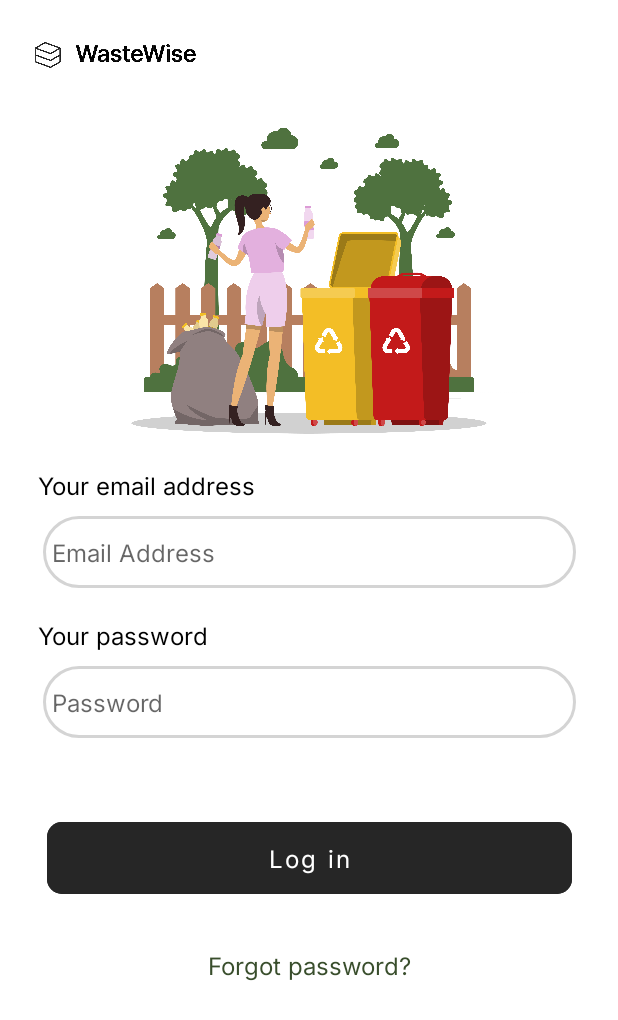
After one commit to tiffanycheung/WasteWiseApp, an Android app: the LoginActivity screen opened directly, with no data from a screen before it, on a phone screen of 412 x 824 dp. The commit adds this screen. Shown: the top 1020 px of the screen. Run offline under Robolectric (Android 15) with nearby library versions, the phone set to English and light mode, and no system bars.

Commit message:
Added login page

```diff
--- a/app/src/main/AndroidManifest.xml
+++ b/app/src/main/AndroidManifest.xml
@@ -9,6 +9,9 @@
         android:roundIcon="@mipmap/ic_launcher_round"
         android:supportsRtl="true"
         android:theme="@style/Theme.WasteWise">
+        <activity
+            android:name=".LoginActivity"
+            android:exported="true" />
         <activity
             android:name=".SignUpActivity"
             android:exported="true" />
--- /dev/null
+++ b/app/src/main/java/com/example/wastewise/LoginActivity.java
@@ -0,0 +1,56 @@
+package com.example.wastewise;
+
+import android.content.Intent;
+import android.os.Bundle;
+import android.text.TextUtils;
+import android.util.Patterns;
+import android.view.View;
+import android.widget.Button;
+import android.widget.EditText;
+import android.widget.TextView;
+
+import androidx.appcompat.app.AppCompatActivity;
+
+public class LoginActivity extends AppCompatActivity {
+
+    private EditText emailEditTxt, passwordEditTxt;
+    private TextView forgotPasswordTxt;
+    private Button loginBtn;
+
+    @Override
+    protected void onCreate(Bundle savedInstanceState) {
+        super.onCreate(savedInstanceState);
+        // hide action bar
+        getSupportActionBar().hide();
+        setContentView(R.layout.login);
+
+        // initialise widgets
+        loginBtn = findViewById(R.id.loginBtn);
+        emailEditTxt = findViewById(R.id.emailEditTxt);
+        passwordEditTxt = findViewById(R.id.passwordEditTxt);
+        forgotPasswordTxt = findViewById(R.id.forgotPasswordTxt);
+
+        // go to home page when button is clicked on
+        loginBtn.setOnClickListener(new View.OnClickListener() {
+            @Override
+            public void onClick(View view) {
+                //TODO: check user exists in firebase database, customise home page based on user
+
+            }
+        });
+
+        // TODO: forgot password functionality (but maybe we can put this on low priority)
+        forgotPasswordTxt.setOnClickListener(new View.OnClickListener() {
+            @Override
+            public void onClick(View view) {
+
+            }
+        });
+    }
+
+    private void login() {
+
+    }
+
+
+}
--- a/app/src/main/java/com/example/wastewise/MainActivity.java
+++ b/app/src/main/java/com/example/wastewise/MainActivity.java
@@ -7,7 +7,7 @@ import android.os.Bundle;
 import android.view.View;
 import android.widget.Button;
 
-// login page
+// title page
 public class MainActivity extends AppCompatActivity {
 
     @Override
@@ -19,6 +19,17 @@ public class MainActivity extends AppCompatActivity {
 
         // initialise widgets
         Button signUpBtn = findViewById(R.id.signUpBtn);
+        Button loginBtn = findViewById(R.id.loginBtn);
+
+        // go to login page when button is clicked on
+        loginBtn.setOnClickListener(new View.OnClickListener() {
+            @Override
+            public void onClick(View view) {
+                Intent intent = new Intent(MainActivity.this, LoginActivity.class);
+                startActivity(intent);
+                finish();
+            }
+        });
 
         // go to sign up page when button is clicked on
         signUpBtn.setOnClickListener(new View.OnClickListener() {
--- a/app/src/main/java/com/example/wastewise/QuestionnaireActivity.java
+++ b/app/src/main/java/com/example/wastewise/QuestionnaireActivity.java
@@ -9,6 +9,7 @@ import android.widget.EditText;
 
 import androidx.appcompat.app.AppCompatActivity;
 
+// user questionnaire page
 public class QuestionnaireActivity extends AppCompatActivity {
 
     private EditText fnameEditTxt, lnameEditTxt, dobEditTxt, postcodeEditTxt;
--- a/app/src/main/res/layout/activity_main.xml
+++ b/app/src/main/res/layout/activity_main.xml
@@ -22,13 +22,13 @@
     <TextView
         android:id="@+id/appDesc"
         android:layout_width="256dp"
-        android:layout_height="37dp"
+        android:layout_height="wrap_content"
         android:fontFamily="@font/inter"
         android:text="An integrated app to tackle waste management in Sydney councils"
         android:textAlignment="center"
         android:textColor="#000000"
-        android:textSize="14sp"
-        app:layout_constraintBottom_toTopOf="@+id/signUpBtn"
+        android:textSize="16sp"
+        app:layout_constraintBottom_toTopOf="@+id/loginBtn"
         app:layout_constraintHorizontal_bias="0.496"
         app:layout_constraintLeft_toLeftOf="parent"
         app:layout_constraintRight_toRightOf="parent"
@@ -59,7 +59,7 @@
         app:layout_constraintEnd_toEndOf="parent"
         app:layout_constraintStart_toStartOf="parent"
         app:layout_constraintTop_toTopOf="parent"
-        app:layout_constraintVertical_bias="0.37"
+        app:layout_constraintVertical_bias="0.26"
         app:srcCompat="@drawable/plastic_garbage_bag_isolated_icon_free_vector" />
 
     <ImageView
@@ -91,4 +91,19 @@
         app:layout_constraintStart_toStartOf="parent"
         app:srcCompat="@drawable/ellipse_220" />
 
+    <Button
+        android:id="@+id/loginBtn"
+        android:layout_width="350dp"
+        android:layout_height="60dp"
+        android:layout_marginBottom="10dp"
+        android:backgroundTint="#262626"
+        android:fontFamily="@font/inter"
+        android:text="Login"
+        android:textAllCaps="false"
+        android:textSize="16sp"
+        app:cornerRadius="10dip"
+        app:layout_constraintBottom_toTopOf="@+id/signUpBtn"
+        app:layout_constraintEnd_toEndOf="parent"
+        app:layout_constraintStart_toStartOf="parent" />
+
 </androidx.constraintlayout.widget.ConstraintLayout>
--- /dev/null
+++ b/app/src/main/res/layout/login.xml
@@ -0,0 +1,112 @@
+<?xml version="1.0" encoding="utf-8"?>
+<androidx.constraintlayout.widget.ConstraintLayout xmlns:android="http://schemas.android.com/apk/res/android"
+    xmlns:app="http://schemas.android.com/apk/res-auto"
+    xmlns:tools="http://schemas.android.com/tools"
+    android:layout_width="match_parent"
+    android:layout_height="match_parent">
+
+    <Button
+        android:id="@+id/loginBtn"
+        android:layout_width="350dp"
+        android:layout_height="60dp"
+        android:layout_marginTop="50dp"
+        android:backgroundTint="#262626"
+        android:fontFamily="@font/inter"
+        android:text="Log in"
+        android:textAllCaps="false"
+        android:textSize="16sp"
+        app:cornerRadius="10dip"
+        app:layout_constraintEnd_toEndOf="parent"
+        app:layout_constraintStart_toStartOf="parent"
+        app:layout_constraintTop_toBottomOf="@+id/passwordEditTxt" />
+
+    <ImageView
+        android:id="@+id/logoImage"
+        android:layout_width="112dp"
+        android:layout_height="32dp"
+        android:layout_marginStart="20dp"
+        android:layout_marginTop="20dp"
+        app:layout_constraintStart_toStartOf="parent"
+        app:layout_constraintTop_toTopOf="parent"
+        app:srcCompat="@drawable/logo" />
+
+    <ImageView
+        android:id="@+id/signupImage"
+        android:layout_width="305dp"
+        android:layout_height="230dp"
+        android:layout_marginTop="10dp"
+        app:layout_constraintEnd_toEndOf="parent"
+        app:layout_constraintStart_toStartOf="parent"
+        app:layout_constraintTop_toBottomOf="@+id/logoImage"
+        app:srcCompat="@drawable/rafiki" />
+
+    <TextView
+        android:id="@+id/fnameTxt"
+        android:layout_width="wrap_content"
+        android:layout_height="wrap_content"
+        android:layout_marginStart="25dp"
+        android:layout_marginTop="20dp"
+        android:fontFamily="@font/inter"
+        android:text="Your email address"
+        android:textColor="#000000"
+        android:textSize="16sp"
+        app:layout_constraintStart_toStartOf="parent"
+        app:layout_constraintTop_toBottomOf="@+id/signupImage" />
+
+    <TextView
+        android:id="@+id/lnameTxt"
+        android:layout_width="wrap_content"
+        android:layout_height="wrap_content"
+        android:layout_marginTop="20dp"
+        android:fontFamily="@font/inter"
+        android:text="Your password"
+        android:textColor="#000000"
+        android:textSize="16sp"
+        app:layout_constraintStart_toStartOf="@+id/fnameTxt"
+        app:layout_constraintTop_toBottomOf="@+id/emailEditTxt" />
+
+    <EditText
+        android:id="@+id/passwordEditTxt"
+        android:layout_width="355dp"
+        android:layout_height="48dp"
+        android:layout_marginTop="10dp"
+        android:background="@drawable/edit_text_style"
+        android:ems="10"
+        android:fontFamily="@font/inter"
+        android:hint="Password"
+        android:inputType="textPassword"
+        android:textSize="16sp"
+        app:layout_constraintEnd_toEndOf="@+id/emailEditTxt"
+        app:layout_constraintStart_toStartOf="@+id/emailEditTxt"
+        app:layout_constraintTop_toBottomOf="@+id/lnameTxt" />
+
+    <EditText
+        android:id="@+id/emailEditTxt"
+        android:layout_width="355dp"
+        android:layout_height="48dp"
+        android:layout_marginTop="10dp"
+        android:background="@drawable/edit_text_style"
+        android:ems="10"
+        android:fontFamily="@font/inter"
+        android:hint="Email Address"
+        android:inputType="textEmailAddress"
+        android:textSize="16sp"
+        app:layout_constraintEnd_toEndOf="parent"
+        app:layout_constraintStart_toStartOf="parent"
+        app:layout_constraintTop_toBottomOf="@+id/fnameTxt" />
+
+    <TextView
+        android:id="@+id/forgotPasswordTxt"
+        android:layout_width="wrap_content"
+        android:layout_height="wrap_content"
+        android:layout_marginTop="30dp"
+        android:fontFamily="@font/inter"
+        android:text="Forgot password?"
+        android:textAlignment="center"
+        android:textColor="#394E2C"
+        android:textSize="16sp"
+        app:layout_constraintEnd_toEndOf="parent"
+        app:layout_constraintStart_toStartOf="parent"
+        app:layout_constraintTop_toBottomOf="@+id/loginBtn" />
+
+</androidx.constraintlayout.widget.ConstraintLayout>
```
